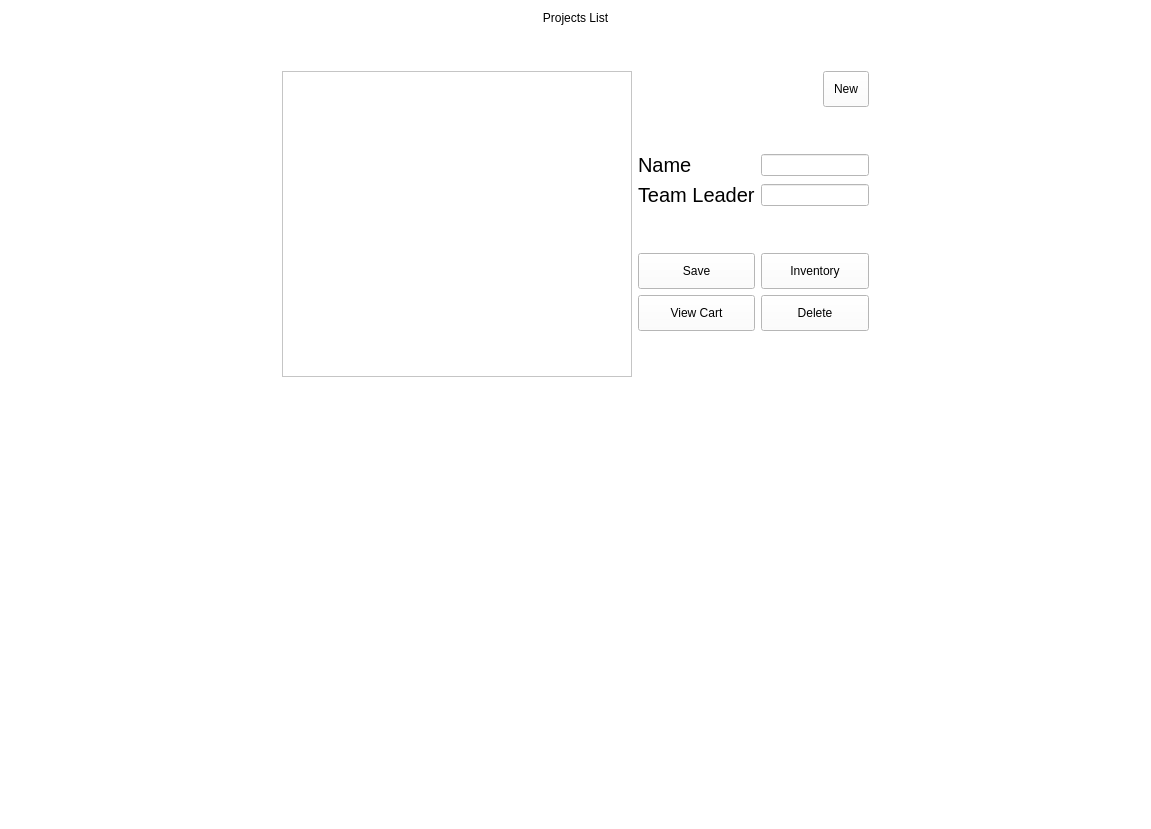
Old version of the form projectsBrowser.ui in the repository arc-bphc/sims-gui.
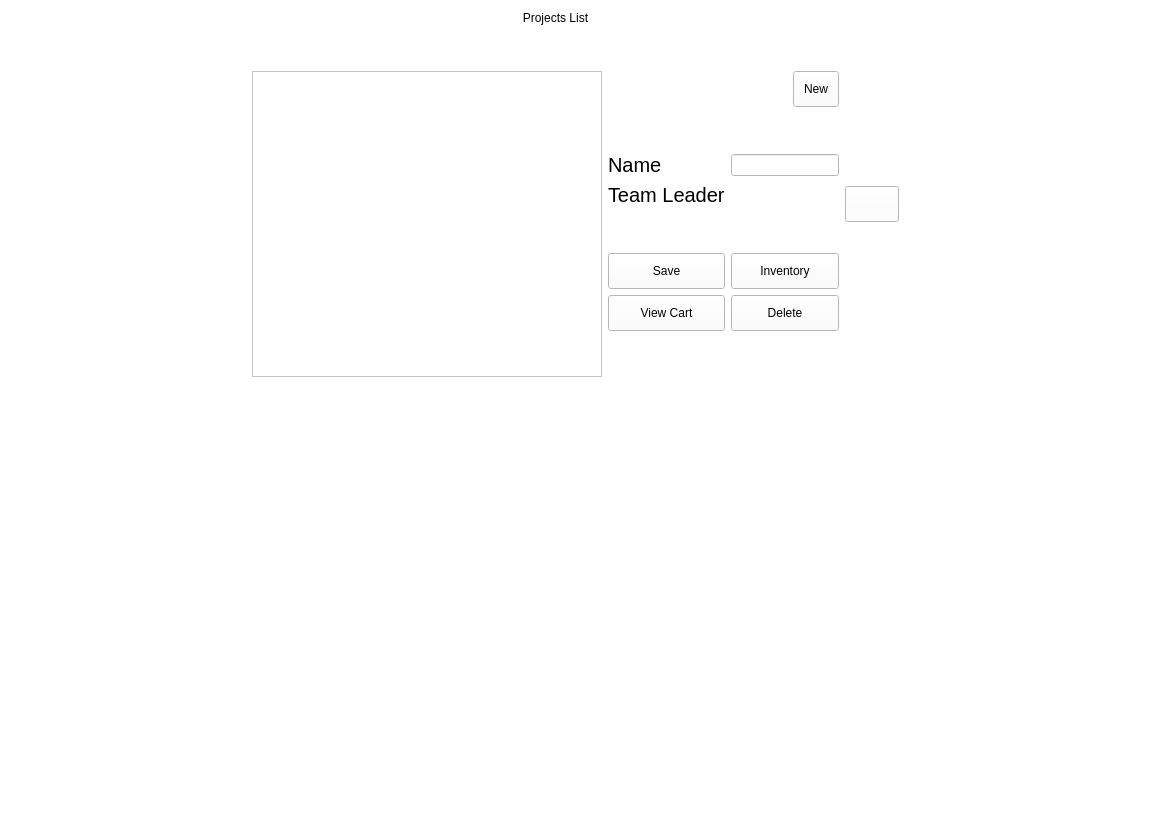
New version of the form. Icons and pictures are not drawn.

Commit message: edited project browser ui

Diff of the .ui file:
```diff
--- a/projectsBrowser.ui
+++ b/projectsBrowser.ui
@@ -74,7 +74,7 @@
      </property>
     </spacer>
    </item>
-   <item row="1" column="2">
+   <item row="1" column="3">
     <spacer name="horizontalSpacer_3">
      <property name="orientation">
       <enum>Qt::Horizontal</enum>
@@ -240,7 +240,16 @@
        <item row="3" column="1">
         <layout class="QVBoxLayout" name="verticalLayout">
          <item>
-          <widget class="QLineEdit" name="leader"/>
+          <widget class="QLabel" name="lead">
+           <property name="font">
+            <font>
+             <pointsize>8</pointsize>
+            </font>
+           </property>
+           <property name="text">
+            <string/>
+           </property>
+          </widget>
          </item>
         </layout>
        </item>
@@ -332,13 +341,33 @@
       <string notr="true">font: 24pt &quot;Noto Sans&quot;;</string>
      </property>
      <property name="text">
-      <string>Projects List</string>
+      <string>      Projects List</string>
      </property>
      <property name="alignment">
       <set>Qt::AlignCenter</set>
      </property>
     </widget>
    </item>
+   <item row="1" column="2">
+    <widget class="QPushButton" name="changeLeadUser">
+     <property name="focusPolicy">
+      <enum>Qt::NoFocus</enum>
+     </property>
+     <property name="contextMenuPolicy">
+      <enum>Qt::NoContextMenu</enum>
+     </property>
+     <property name="text">
+      <string/>
+     </property>
+     <property name="icon">
+      <iconset>
+       <normaloff>images/usernew.png</normaloff>images/usernew.png</iconset>
+     </property>
+     <property name="checkable">
+      <bool>true</bool>
+     </property>
+    </widget>
+   </item>
   </layout>
  </widget>
  <resources/>
```
